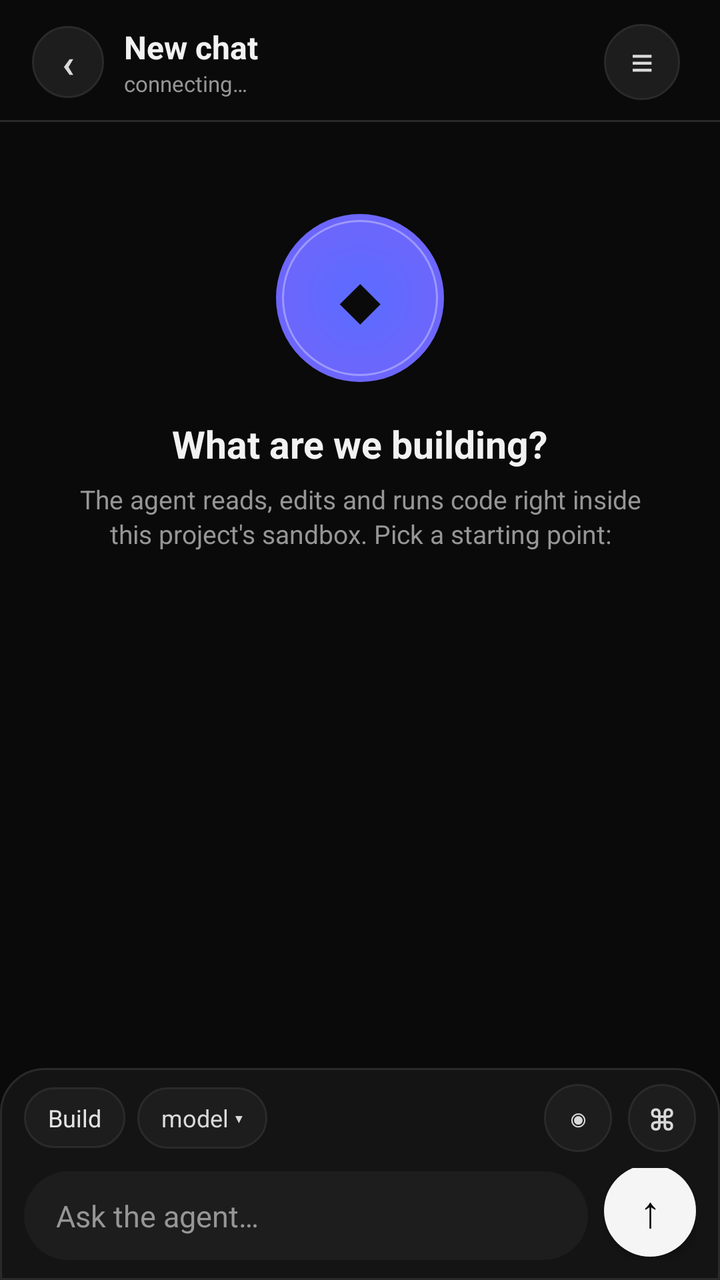
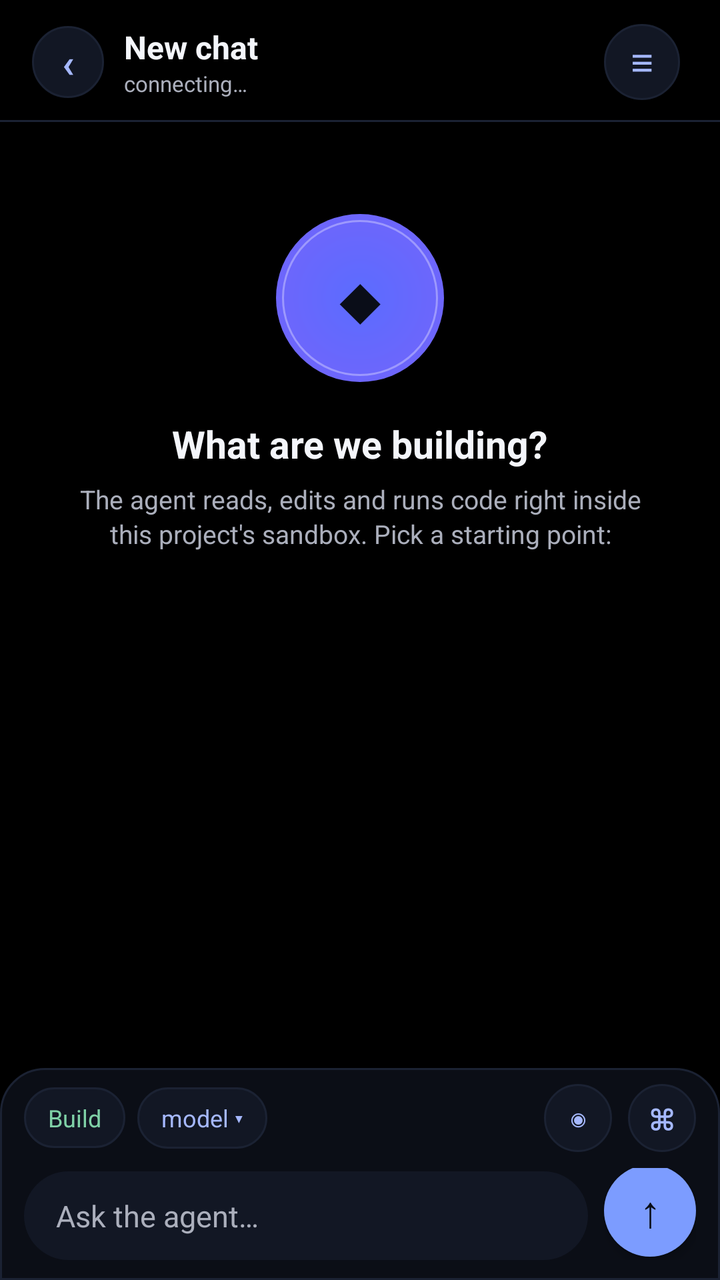

An Android layout rendered at two revisions. The XML below is the earlier revision; the diff shows what the commit changed to produce the second picture.
<!-- AndroidManifest.xml: application theme AppTheme -->
<!-- res/layout/activity_chat.xml -->
<?xml version="1.0" encoding="utf-8"?>
<LinearLayout xmlns:android="http://schemas.android.com/apk/res/android"
    android:layout_width="match_parent"
    android:layout_height="match_parent"
    android:orientation="vertical"
    android:background="@color/bg">

    
    <LinearLayout
        android:layout_width="match_parent"
        android:layout_height="wrap_content"
        android:orientation="horizontal"
        android:gravity="center_vertical"
        android:paddingStart="16dp"
        android:paddingEnd="12dp"
        android:paddingTop="12dp"
        android:paddingBottom="10dp">

        <TextView
            android:id="@+id/btnBack"
            android:layout_width="36dp"
            android:layout_height="36dp"
            android:layout_marginEnd="10dp"
            android:background="@drawable/bg_chip"
            android:gravity="center"
            android:text="‹"
            android:textColor="@color/accent_light"
            android:textSize="20sp"
            android:textStyle="bold"/>

        <LinearLayout
            android:layout_width="0dp"
            android:layout_height="wrap_content"
            android:layout_weight="1"
            android:orientation="vertical">

            <TextView
                android:id="@+id/tvTitle"
                android:layout_width="match_parent"
                android:layout_height="wrap_content"
                android:text="New chat"
                android:textColor="@color/text_primary"
                android:textSize="16sp"
                android:textStyle="bold"
                android:maxLines="1"
                android:ellipsize="end"/>

            <TextView
                android:id="@+id/tvSub"
                android:layout_width="match_parent"
                android:layout_height="wrap_content"
                android:text="connecting…"
                android:textColor="@color/text_secondary"
                android:textSize="11sp"
                android:maxLines="1"
                android:ellipsize="end"/>
        </LinearLayout>

        
        <TextView
            android:id="@+id/tvSpend"
            android:layout_width="wrap_content"
            android:layout_height="wrap_content"
            android:layout_marginEnd="8dp"
            android:background="@drawable/bg_chip"
            android:paddingStart="9dp"
            android:paddingEnd="9dp"
            android:paddingTop="5dp"
            android:paddingBottom="5dp"
            android:fontFamily="monospace"
            android:text="⇅ 0 · $0"
            android:textColor="@color/text_secondary"
            android:textSize="10sp"
            android:maxLines="1"
            android:visibility="gone"/>

        <TextView
            android:id="@+id/btnSessions"
            android:layout_width="38dp"
            android:layout_height="38dp"
            android:layout_marginEnd="8dp"
            android:background="@drawable/bg_chip"
            android:gravity="center"
            android:text="≡"
            android:textColor="@color/accent_light"
            android:textSize="20sp"/>
    </LinearLayout>

    <View
        android:layout_width="match_parent"
        android:layout_height="1dp"
        android:background="@color/stroke"/>

    
    <ScrollView
        android:id="@+id/scroll"
        android:layout_width="match_parent"
        android:layout_height="0dp"
        android:layout_weight="1"
        android:fillViewport="true"
        android:scrollbars="vertical"
        android:overScrollMode="never">

        <LinearLayout
            android:layout_width="match_parent"
            android:layout_height="wrap_content"
            android:orientation="vertical">

            <LinearLayout
                android:id="@+id/emptyHero"
                android:layout_width="match_parent"
                android:layout_height="wrap_content"
                android:orientation="vertical"
                android:gravity="center_horizontal"
                android:paddingTop="46dp"
                android:paddingStart="28dp"
                android:paddingEnd="28dp">

                <TextView
                    android:layout_width="84dp"
                    android:layout_height="84dp"
                    android:background="@drawable/bg_hero"
                    android:gravity="center"
                    android:text="◆"
                    android:textColor="@color/on_accent"
                    android:textSize="34sp"/>

                <TextView
                    android:layout_width="wrap_content"
                    android:layout_height="wrap_content"
                    android:paddingTop="18dp"
                    android:text="What are we building?"
                    android:textColor="@color/text_primary"
                    android:textSize="19sp"
                    android:textStyle="bold"/>

                <TextView
                    android:layout_width="wrap_content"
                    android:layout_height="wrap_content"
                    android:gravity="center"
                    android:paddingTop="6dp"
                    android:text="The agent reads, edits and runs code right inside\nthis project's sandbox. Pick a starting point:"
                    android:textColor="@color/text_secondary"
                    android:textSize="13sp"
                    android:lineSpacingExtra="2dp"/>

                <LinearLayout
                    android:id="@+id/suggestBox"
                    android:layout_width="wrap_content"
                    android:layout_height="wrap_content"
                    android:orientation="vertical"
                    android:gravity="center_horizontal"
                    android:paddingTop="20dp"/>
            </LinearLayout>

            <LinearLayout
                android:id="@+id/list"
                android:layout_width="match_parent"
                android:layout_height="wrap_content"
                android:orientation="vertical"
                android:padding="14dp"/>
        </LinearLayout>
    </ScrollView>

    
    <LinearLayout
        android:id="@+id/liveSlot"
        android:layout_width="match_parent"
        android:layout_height="wrap_content"
        android:orientation="vertical"
        android:paddingStart="10dp"
        android:paddingEnd="10dp"
        android:paddingTop="2dp"
        android:visibility="gone"/>

    
    <LinearLayout
        android:id="@+id/permSlot"
        android:layout_width="match_parent"
        android:layout_height="wrap_content"
        android:orientation="vertical"
        android:paddingStart="10dp"
        android:paddingEnd="10dp"
        android:visibility="gone"/>

    <TextView
        android:id="@+id/tvStatus"
        android:layout_width="match_parent"
        android:layout_height="wrap_content"
        android:paddingStart="18dp"
        android:paddingEnd="16dp"
        android:paddingTop="4dp"
        android:paddingBottom="2dp"
        android:textColor="@color/warn"
        android:textSize="11sp"
        android:maxLines="1"
        android:ellipsize="end"
        android:visibility="gone"/>

    
    <LinearLayout
        android:id="@+id/composerBar"
        android:layout_width="match_parent"
        android:layout_height="wrap_content"
        android:orientation="vertical"
        android:background="@drawable/bg_composer"
        android:paddingStart="12dp"
        android:paddingEnd="12dp"
        android:paddingTop="8dp"
        android:paddingBottom="10dp">

        <LinearLayout
            android:layout_width="match_parent"
            android:layout_height="wrap_content"
            android:orientation="horizontal"
            android:gravity="center_vertical">

            <TextView
                android:id="@+id/chipMode"
                android:layout_width="wrap_content"
                android:layout_height="wrap_content"
                android:background="@drawable/bg_chip"
                android:paddingStart="12dp"
                android:paddingEnd="12dp"
                android:paddingTop="7dp"
                android:paddingBottom="7dp"
                android:text="Build"
                android:textColor="@color/ok"
                android:textSize="12sp"/>

            <TextView
                android:id="@+id/chipModel"
                android:layout_width="wrap_content"
                android:layout_height="wrap_content"
                android:layout_marginStart="6dp"
                android:background="@drawable/bg_chip"
                android:paddingStart="12dp"
                android:paddingEnd="12dp"
                android:paddingTop="7dp"
                android:paddingBottom="7dp"
                android:text="model ▾"
                android:textColor="@color/accent_light"
                android:textSize="12sp"
                android:maxLines="1"
                android:ellipsize="middle"
                android:maxWidth="150dp"/>

            <View
                android:layout_width="0dp"
                android:layout_height="1dp"
                android:layout_weight="1"/>

            
            <TextView
                android:id="@+id/btnVision"
                android:layout_width="34dp"
                android:layout_height="34dp"
                android:layout_marginEnd="8dp"
                android:background="@drawable/bg_chip"
                android:gravity="center"
                android:text="◉"
                android:textColor="@color/accent_light"
                android:textSize="16sp"/>

            <TextView
                android:id="@+id/btnPalette"
                android:layout_width="34dp"
                android:layout_height="34dp"
                android:background="@drawable/bg_chip"
                android:gravity="center"
                android:text="⌘"
                android:textColor="@color/accent_light"
                android:textSize="17sp"/>
        </LinearLayout>

        <LinearLayout
            android:layout_width="match_parent"
            android:layout_height="wrap_content"
            android:orientation="horizontal"
            android:gravity="bottom"
            android:paddingTop="8dp">

            <EditText
                android:id="@+id/input"
                android:layout_width="0dp"
                android:layout_height="wrap_content"
                android:layout_weight="1"
                android:background="@drawable/bg_input"
                android:paddingStart="16dp"
                android:paddingEnd="16dp"
                android:paddingTop="12dp"
                android:paddingBottom="12dp"
                android:hint="Ask the agent…"
                android:textColor="@color/text_primary"
                android:textColorHint="@color/text_secondary"
                android:textSize="15sp"
                android:maxLines="6"
                android:inputType="textCapSentences|textMultiLine"/>

            <TextView
                android:id="@+id/btnSend"
                android:layout_width="46dp"
                android:layout_height="46dp"
                android:layout_marginStart="8dp"
                android:background="@drawable/bg_send"
                android:gravity="center"
                android:elevation="3dp"
                android:text="↑"
                android:textColor="@color/on_accent"
                android:textSize="22sp"/>
        </LinearLayout>
    </LinearLayout>
</LinearLayout>
<!-- resources referenced by this layout -->
<resources>
  <color name="accent_light">#D9D9D9</color>
  <color name="bg">#0A0A0A</color>
  <color name="ok">#E3E3E3</color>
  <color name="on_accent">#0A0A0A</color>
  <color name="stroke">#2A2A2A</color>
  <color name="text_primary">#F2F2F2</color>
  <color name="text_secondary">#969696</color>
  <color name="warn">#BFBFBF</color>
  <!-- drawable bg_chip (drawable) -->
  <?xml version="1.0" encoding="utf-8"?>
  <shape xmlns:android="http://schemas.android.com/apk/res/android"
      android:shape="rectangle">
      <solid android:color="@color/surface2"/>
      <corners android:radius="20dp"/>
      <stroke android:width="1dp" android:color="@color/stroke"/>
  </shape>
  <!-- drawable bg_composer (drawable) -->
  <?xml version="1.0" encoding="utf-8"?>
  <shape xmlns:android="http://schemas.android.com/apk/res/android" android:shape="rectangle">
      <solid android:color="@color/surface"/>
      <corners android:topLeftRadius="22dp" android:topRightRadius="22dp"/>
      <stroke android:width="1dp" android:color="@color/stroke"/>
  </shape>
  <!-- drawable bg_input (drawable) -->
  <?xml version="1.0" encoding="utf-8"?>
  <shape xmlns:android="http://schemas.android.com/apk/res/android" android:shape="rectangle">
      <solid android:color="@color/surface2"/>
      <corners android:radius="24dp"/>
  </shape>
  <!-- drawable bg_send (drawable) -->
  <?xml version="1.0" encoding="utf-8"?>
  <shape xmlns:android="http://schemas.android.com/apk/res/android" android:shape="oval">
      <solid android:color="@color/accent"/>
  </shape>
  <style name="AppTheme" parent="android:Theme.Material.NoActionBar">
          <item name="android:windowBackground">@color/bg</item>
          <item name="android:colorPrimary">@color/accent</item>
          <item name="android:colorPrimaryDark">@color/bg</item>
          <item name="android:colorAccent">@color/accent_light</item>
          <item name="android:statusBarColor">@color/bg</item>
          <item name="android:navigationBarColor">@color/bg</item>
          <item name="android:windowLightStatusBar">false</item>
          <item name="android:textColorPrimary">@color/text_primary</item>
          <item name="android:textColorSecondary">@color/text_secondary</item>
          <item name="android:windowAnimationStyle">@style/OcWindowAnim</item>
      </style>
  <color name="surface2">#1D1D1D</color>
  <color name="surface">#141414</color>
  <color name="accent">#F5F5F5</color>
  <!-- unchanged entries left out for length: 2 -->
</resources>

<!-- the commit's change to res/layout/activity_chat.xml (unified diff, before → after) -->
@@ -92,11 +92,15 @@
         android:background="@color/stroke"/>
 
     
+    <FrameLayout
+        android:layout_width="match_parent"
+        android:layout_height="0dp"
+        android:layout_weight="1">
+
     <ScrollView
         android:id="@+id/scroll"
         android:layout_width="match_parent"
-        android:layout_height="0dp"
-        android:layout_weight="1"
+        android:layout_height="match_parent"
         android:fillViewport="true"
         android:scrollbars="vertical"
         android:overScrollMode="never">
@@ -158,9 +162,30 @@
                 android:layout_width="match_parent"
                 android:layout_height="wrap_content"
                 android:orientation="vertical"
-                android:padding="14dp"/>
+                android:paddingStart="14dp"
+                android:paddingEnd="14dp"
+                android:paddingTop="14dp"
+                android:paddingBottom="14dp"/>
         </LinearLayout>
     </ScrollView>
+
+    
+    <TextView
+        android:id="@+id/scrollPill"
+        android:layout_width="wrap_content"
+        android:layout_height="wrap_content"
+        android:layout_gravity="bottom|center_horizontal"
+        android:layout_marginBottom="10dp"
+        android:background="@drawable/bg_chip"
+        android:paddingStart="16dp"
+        android:paddingEnd="16dp"
+        android:paddingTop="7dp"
+        android:paddingBottom="7dp"
+        android:text="↓  latest"
+        android:textColor="@color/accent_light"
+        android:textSize="12sp"
+        android:visibility="gone"/>
+    </FrameLayout>
 
     
     <LinearLayout
<!-- resource entries referenced after the edit -->
@@ -1,13 +1,13 @@
 <!-- resources referenced by this layout -->
 <resources>
-  <color name="accent_light">#D9D9D9</color>
-  <color name="bg">#0A0A0A</color>
-  <color name="ok">#E3E3E3</color>
-  <color name="on_accent">#0A0A0A</color>
-  <color name="stroke">#2A2A2A</color>
-  <color name="text_primary">#F2F2F2</color>
-  <color name="text_secondary">#969696</color>
-  <color name="warn">#BFBFBF</color>
+  <color name="accent_light">#A5B8FF</color>
+  <color name="bg">#000000</color>
+  <color name="ok">#7FD1A7</color>
+  <color name="on_accent">#0A0D18</color>
+  <color name="stroke">#1B2233</color>
+  <color name="text_primary">#F4F6FB</color>
+  <color name="text_secondary">#ABAFBC</color>
+  <color name="warn">#E5C07B</color>
   <!-- drawable bg_chip (drawable) -->
   <?xml version="1.0" encoding="utf-8"?>
   <shape xmlns:android="http://schemas.android.com/apk/res/android"
@@ -45,10 +45,29 @@
           <item name="android:textColorPrimary">@color/text_primary</item>
           <item name="android:textColorSecondary">@color/text_secondary</item>
           <item name="android:windowAnimationStyle">@style/OcWindowAnim</item>
+          
+          <item name="android:alertDialogTheme">@style/OcSheet</item>
       </style>
-  <color name="surface2">#1D1D1D</color>
-  <color name="surface">#141414</color>
-  <color name="accent">#F5F5F5</color>
+  <color name="surface2">#121724</color>
+  <color name="surface">#0B0E16</color>
+  <color name="accent">#7C9CFF</color>
+  <style name="OcSheet" parent="android:Theme.Material.Dialog.Alert">
+          <item name="android:windowBackground">@drawable/bg_sheet</item>
+          <item name="android:colorAccent">@color/accent</item>
+          <item name="android:colorPrimary">@color/accent</item>
+          <item name="android:textColorPrimary">@color/text_primary</item>
+          <item name="android:textColorSecondary">@color/text_secondary</item>
+          <item name="android:windowEnterAnimation">@anim/sheet_in</item>
+          <item name="android:windowExitAnimation">@anim/sheet_out</item>
+      </style>
+  <!-- drawable bg_sheet (drawable) -->
+  <?xml version="1.0" encoding="utf-8"?>
+  <shape xmlns:android="http://schemas.android.com/apk/res/android" android:shape="rectangle">
+      <solid android:color="@color/surface"/>
+      <corners android:topLeftRadius="22dp" android:topRightRadius="22dp"
+               android:bottomLeftRadius="6dp" android:bottomRightRadius="6dp"/>
+      <stroke android:width="1dp" android:color="@color/stroke"/>
+  </shape>
   <!-- unchanged entries left out for length: 2 -->
 </resources>
 
